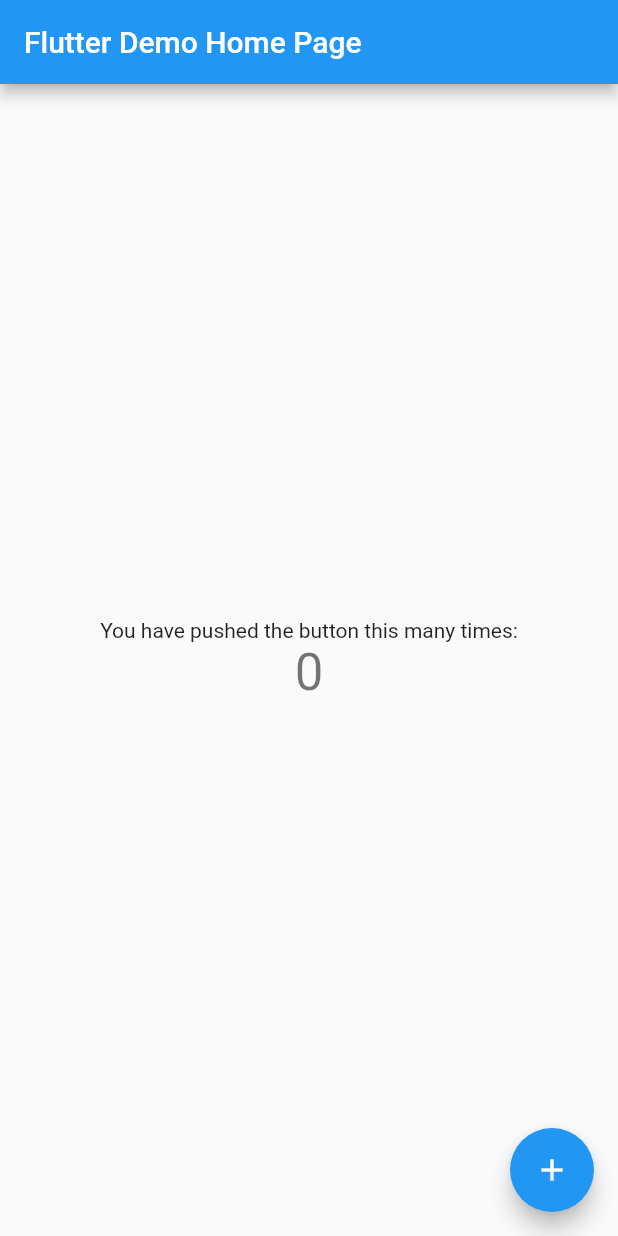
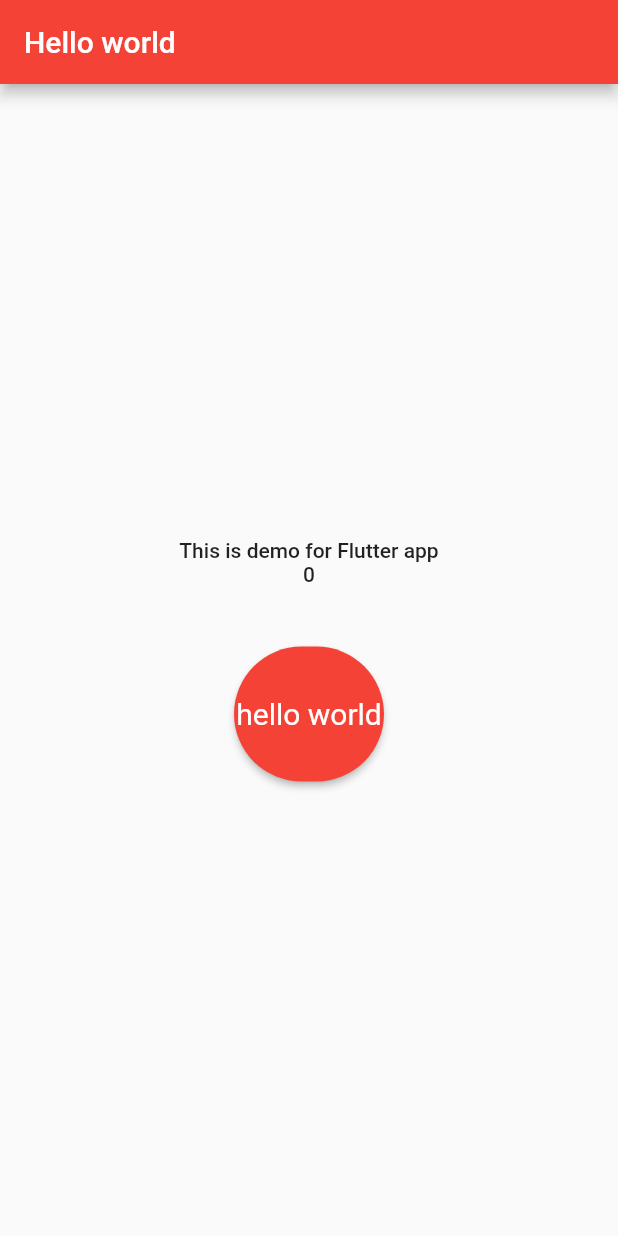
Before and after one commit to qahmed89/cource_app, a Flutter app: the screen it shows after launch, on a phone screen of 412 x 824 dp. Run offline on Flutter 3.47's test engine with Material 2 defaults, Android fonts, the phone set to English and light mode, and no system bars.

Commit message:
Introduction in flutter

```diff
--- a/lib/main.dart
+++ b/lib/main.dart
@@ -1,3 +1,5 @@
+import 'dart:ui';
+
 import 'package:flutter/material.dart';
 
 void main() {
@@ -5,9 +7,9 @@ void main() {
 }
 
 class MyApp extends StatelessWidget {
-  // This widget is the root of your application.
   @override
   Widget build(BuildContext context) {
+    // TODO: implement build
     return MaterialApp(
       title: 'Flutter Demo',
       theme: ThemeData(
@@ -26,14 +28,12 @@ class MyApp extends StatelessWidget {
         // closer together (more dense) than on mobile platforms.
         visualDensity: VisualDensity.adaptivePlatformDensity,
       ),
-      home: MyHomePage(title: 'Flutter Demo Home Page'),
+      home: MyHomePage(),
     );
   }
 }
 
 class MyHomePage extends StatefulWidget {
-  MyHomePage({Key key, this.title}) : super(key: key);
-
   // This widget is the home page of your application. It is stateful, meaning
   // that it has a State object (defined below) that contains fields that affect
   // how it looks.
@@ -43,75 +43,50 @@ class MyHomePage extends StatefulWidget {
   // used by the build method of the State. Fields in a Widget subclass are
   // always marked "final".
 
-  final String title;
-
   @override
   _MyHomePageState createState() => _MyHomePageState();
 }
 
-class _MyHomePageState extends State<MyHomePage> {
-  int _counter = 0;
-
-  void _incrementCounter() {
-    setState(() {
-      // This call to setState tells the Flutter framework that something has
-      // changed in this State, which causes it to rerun the build method below
-      // so that the display can reflect the updated values. If we changed
-      // _counter without calling setState(), then the build method would not be
-      // called again, and so nothing would appear to happen.
-      _counter++;
-    });
-  }
+class _MyHomePageState extends State {
+  int x = 0;
 
   @override
   Widget build(BuildContext context) {
-    // This method is rerun every time setState is called, for instance as done
-    // by the _incrementCounter method above.
-    //
-    // The Flutter framework has been optimized to make rerunning build methods
-    // fast, so that you can just rebuild anything that needs updating rather
-    // than having to individually change instances of widgets.
+    // TODO: implement build
     return Scaffold(
         appBar: AppBar(
-        // Here we take the value from the MyHomePage object that was created by
-        // the App.build method, and use it to set our appbar title.
-        title: Text(widget.title),
+          backgroundColor: Colors.red,
+          title: Text("Hello world "),
         ),
-      body: Center(
-        // Center is a layout widget. It takes a single child and positions it
-        // in the middle of the parent.
+        body: Container(
+          child: Center(
             child: Column(
-          // Column is also a layout widget. It takes a list of children and
-          // arranges them vertically. By default, it sizes itself to fit its
-          // children horizontally, and tries to be as tall as its parent.
-          //
-          // Invoke "debug painting" (press "p" in the console, choose the
-          // "Toggle Debug Paint" action from the Flutter Inspector in Android
-          // Studio, or the "Toggle Debug Paint" command in Visual Studio Code)
-          // to see the wireframe for each widget.
-          //
-          // Column has various properties to control how it sizes itself and
-          // how it positions its children. Here we use mainAxisAlignment to
-          // center the children vertically; the main axis here is the vertical
-          // axis because Columns are vertical (the cross axis would be
-          // horizontal).
               mainAxisAlignment: MainAxisAlignment.center,
-          children: <Widget>[
-            Text(
-              'You have pushed the button this many times:',
+              children: [
+                Text("This is demo for Flutter app",
+                    style: Theme.of(context).textTheme.bodyText1),
+                Text("$x",
+                    style: Theme.of(context).textTheme.bodyText1),
+                SizedBox(height: 40.0)
+                ,RawMaterialButton(
+                  fillColor: Colors.red,
+                  child: Text(
+                    "hello world",
+                    style: TextStyle(fontSize: 20.0, color: Colors.white),
                   ),
-            Text(
-              '$_counter',
-              style: Theme.of(context).textTheme.headline4,
+
+                  shape: RoundedRectangleBorder(
+                      borderRadius: BorderRadius.circular(50.0)),
+                  constraints: BoxConstraints.tightFor(width: 100.0, height: 90.0),
+                  onPressed: (){setState(() {
+                    x++;
+
+                  });
+                  },
                 ),
               ],
             ),
           ),
-      floatingActionButton: FloatingActionButton(
-        onPressed: _incrementCounter,
-        tooltip: 'Increment',
-        child: Icon(Icons.add),
-      ), // This trailing comma makes auto-formatting nicer for build methods.
-    );
+        ));
   }
 }
```
Also changed, not shown: 1 other file. Lines whose indentation alone changed are shown as unchanged.
